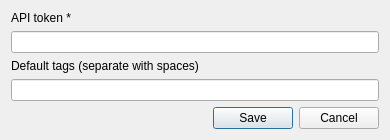
Qt form maya2sketchfab-v2/Sketchfab_Uploader/Sketchfab_Settings.ui (moppius/maya-exporter) before a commit.
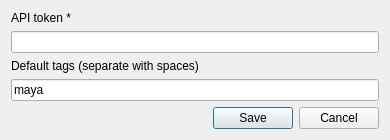
The same form after that commit.

The edit to the form file:
```diff
--- a/maya2sketchfab-v2/Sketchfab_Uploader/Sketchfab_Settings.ui
+++ b/maya2sketchfab-v2/Sketchfab_Uploader/Sketchfab_Settings.ui
@@ -34,6 +34,7 @@
    <item>
     <widget class="QLineEdit" name="leDefaultTags">
      <property name="text">
+      <string>maya</string>
      </property>
     </widget>
    </item>
```
